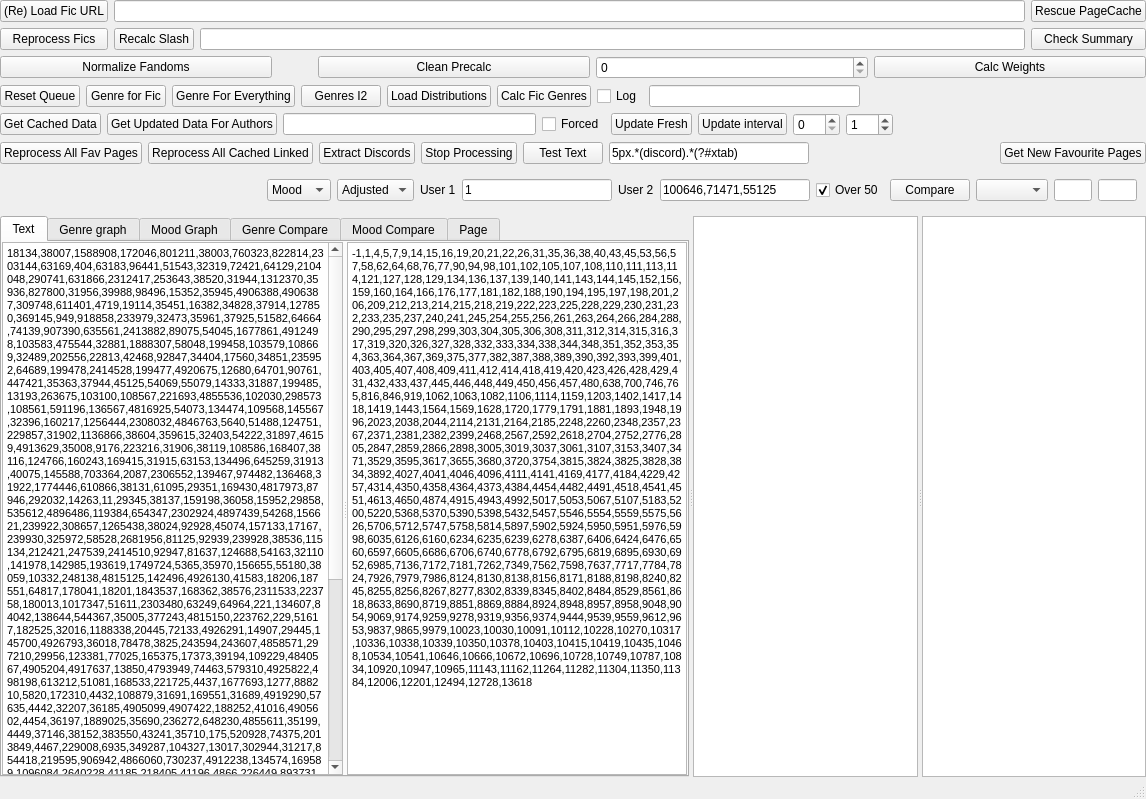
This is UI/servitorwindow.ui in Zeks/flipper as Qt 5 draws it before an edit. The edited form follows.
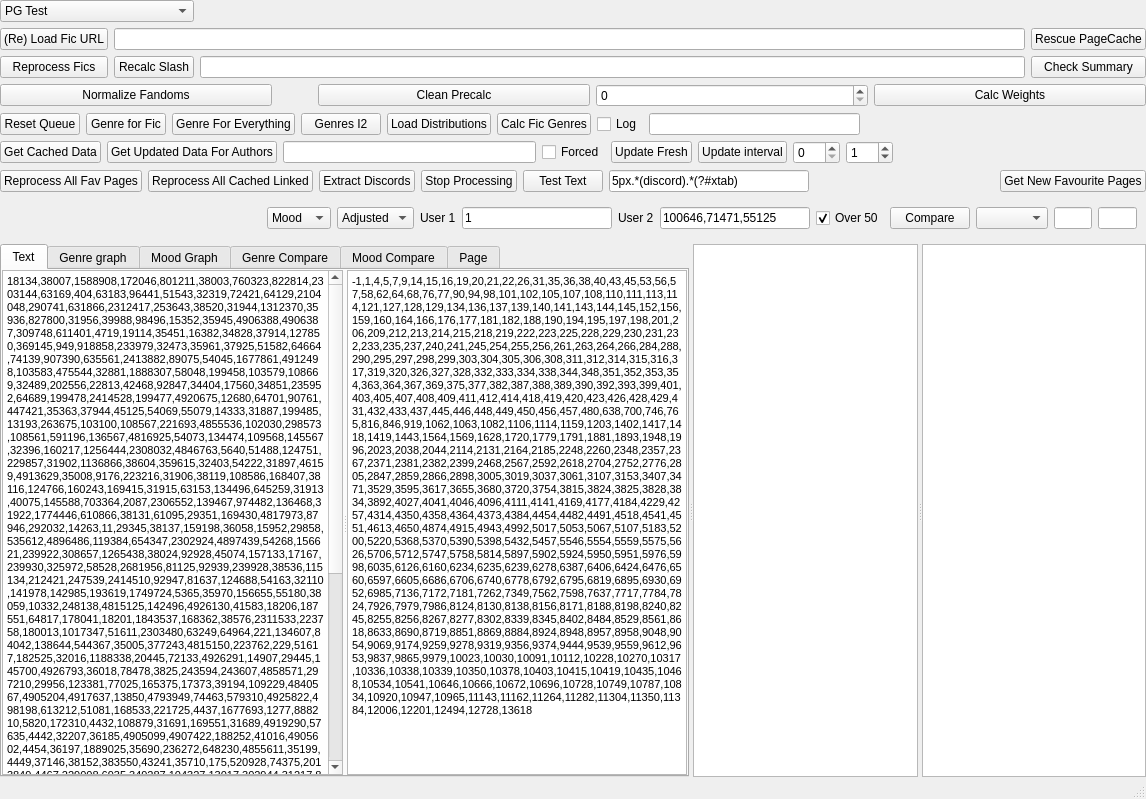
This is the edited form.

The edit to the form file:
```diff
--- a/UI/servitorwindow.ui
+++ b/UI/servitorwindow.ui
@@ -50,7 +50,30 @@
        </property>
        <item row="0" column="0">
         <layout class="QGridLayout" name="gridLayout">
-         <item row="0" column="3">
+         <item row="3" column="1">
+          <widget class="QPushButton" name="pbSlashCalc">
+           <property name="sizePolicy">
+            <sizepolicy hsizetype="Minimum" vsizetype="Maximum">
+             <horstretch>0</horstretch>
+             <verstretch>0</verstretch>
+            </sizepolicy>
+           </property>
+           <property name="text">
+            <string>Recalc Slash</string>
+           </property>
+          </widget>
+         </item>
+         <item row="3" column="2">
+          <widget class="QLineEdit" name="leReprocessFics">
+           <property name="sizePolicy">
+            <sizepolicy hsizetype="Expanding" vsizetype="Maximum">
+             <horstretch>0</horstretch>
+             <verstretch>0</verstretch>
+            </sizepolicy>
+           </property>
+          </widget>
+         </item>
+         <item row="2" column="3">
           <widget class="QPushButton" name="pbPCRescue">
            <property name="sizePolicy">
             <sizepolicy hsizetype="Minimum" vsizetype="Maximum">
@@ -63,8 +86,8 @@
            </property>
           </widget>
          </item>
-         <item row="1" column="2">
-          <widget class="QLineEdit" name="leReprocessFics">
+         <item row="2" column="1" colspan="2">
+          <widget class="QLineEdit" name="leFicUrl">
            <property name="sizePolicy">
             <sizepolicy hsizetype="Expanding" vsizetype="Maximum">
              <horstretch>0</horstretch>
@@ -73,7 +96,7 @@
            </property>
           </widget>
          </item>
-         <item row="1" column="0">
+         <item row="3" column="0">
           <widget class="QPushButton" name="pbReprocessFics">
            <property name="sizePolicy">
             <sizepolicy hsizetype="Minimum" vsizetype="Maximum">
@@ -86,7 +109,7 @@
            </property>
           </widget>
          </item>
-         <item row="0" column="0">
+         <item row="2" column="0">
           <widget class="QPushButton" name="pbLoadFic">
            <property name="sizePolicy">
             <sizepolicy hsizetype="Minimum" vsizetype="Maximum">
@@ -99,30 +122,7 @@
            </property>
           </widget>
          </item>
-         <item row="1" column="1">
-          <widget class="QPushButton" name="pbSlashCalc">
-           <property name="sizePolicy">
-            <sizepolicy hsizetype="Minimum" vsizetype="Maximum">
-             <horstretch>0</horstretch>
-             <verstretch>0</verstretch>
-            </sizepolicy>
-           </property>
-           <property name="text">
-            <string>Recalc Slash</string>
-           </property>
-          </widget>
-         </item>
-         <item row="0" column="1" colspan="2">
-          <widget class="QLineEdit" name="leFicUrl">
-           <property name="sizePolicy">
-            <sizepolicy hsizetype="Expanding" vsizetype="Maximum">
-             <horstretch>0</horstretch>
-             <verstretch>0</verstretch>
-            </sizepolicy>
-           </property>
-          </widget>
-         </item>
-         <item row="1" column="3">
+         <item row="3" column="3">
           <widget class="QPushButton" name="pbFindSlashSummary">
            <property name="sizePolicy">
             <sizepolicy hsizetype="Minimum" vsizetype="Maximum">
@@ -135,6 +135,25 @@
            </property>
           </widget>
          </item>
+         <item row="1" column="0" colspan="2">
+          <widget class="QComboBox" name="cbDatabaseChoice">
+           <item>
+            <property name="text">
+             <string>PG Test</string>
+            </property>
+           </item>
+           <item>
+            <property name="text">
+             <string>SQLITE</string>
+            </property>
+           </item>
+           <item>
+            <property name="text">
+             <string>PG Production</string>
+            </property>
+           </item>
+          </widget>
+         </item>
         </layout>
        </item>
        <item row="1" column="0">
```
Left out of the diff: 4 changed lines with no effect on the pictures.
